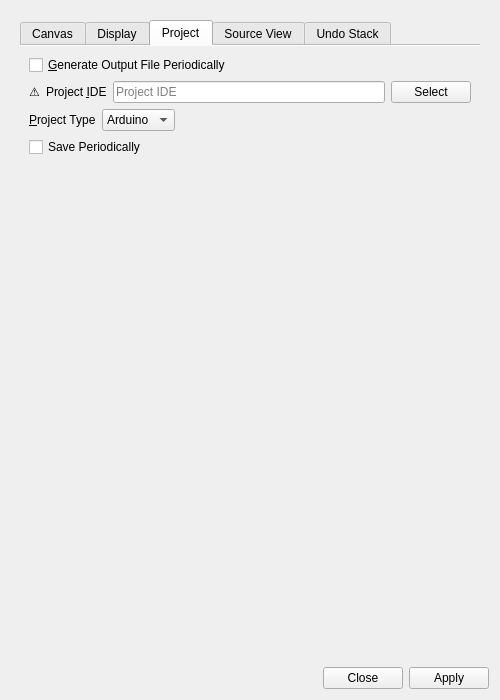
textbrowser/glitch, file UI/glitch-canvas-settings.ui: the form before one commit.
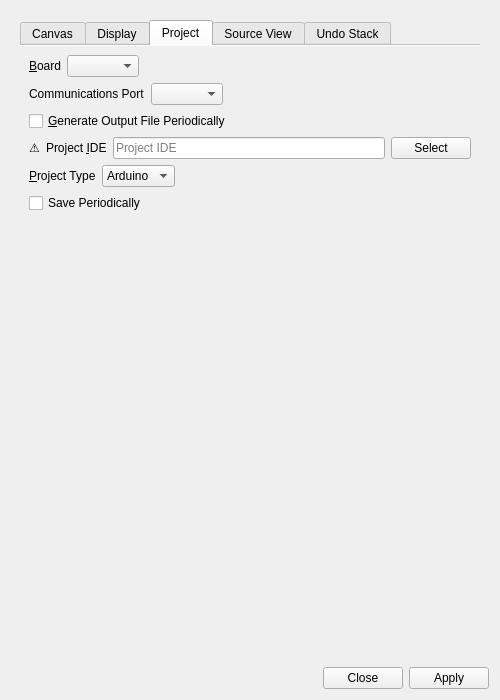
The form after the commit. The open tabs and pages were chosen to show the change. Icons and pictures are not drawn.

Commit message: New canvas settings.

What changed in the file:
```diff
--- a/UI/glitch-canvas-settings.ui
+++ b/UI/glitch-canvas-settings.ui
@@ -606,6 +606,86 @@
            <string>Project</string>
           </attribute>
           <layout class="QVBoxLayout" name="verticalLayout_5">
+           <item>
+            <layout class="QHBoxLayout" name="horizontalLayout_17">
+             <item>
+              <widget class="QLabel" name="label_15">
+               <property name="text">
+                <string>&amp;Board</string>
+               </property>
+               <property name="buddy">
+                <cstring>project_board</cstring>
+               </property>
+              </widget>
+             </item>
+             <item>
+              <widget class="QComboBox" name="project_board">
+               <property name="currentText">
+                <string notr="true"/>
+               </property>
+               <property name="currentIndex">
+                <number>-1</number>
+               </property>
+               <property name="sizeAdjustPolicy">
+                <enum>QComboBox::AdjustToContents</enum>
+               </property>
+              </widget>
+             </item>
+             <item>
+              <spacer name="horizontalSpacer_15">
+               <property name="orientation">
+                <enum>Qt::Horizontal</enum>
+               </property>
+               <property name="sizeHint" stdset="0">
+                <size>
+                 <width>40</width>
+                 <height>20</height>
+                </size>
+               </property>
+              </spacer>
+             </item>
+            </layout>
+           </item>
+           <item>
+            <layout class="QHBoxLayout" name="horizontalLayout_18">
+             <item>
+              <widget class="QLabel" name="label_16">
+               <property name="text">
+                <string>Communications Port</string>
+               </property>
+               <property name="buddy">
+                <cstring>project_communications_port</cstring>
+               </property>
+              </widget>
+             </item>
+             <item>
+              <widget class="QComboBox" name="project_communications_port">
+               <property name="currentText">
+                <string notr="true"/>
+               </property>
+               <property name="currentIndex">
+                <number>-1</number>
+               </property>
+               <property name="sizeAdjustPolicy">
+                <enum>QComboBox::AdjustToContents</enum>
+               </property>
+              </widget>
+             </item>
+             <item>
+              <spacer name="horizontalSpacer_16">
+               <property name="orientation">
+                <enum>Qt::Horizontal</enum>
+               </property>
+               <property name="sizeHint" stdset="0">
+                <size>
+                 <width>40</width>
+                 <height>20</height>
+                </size>
+               </property>
+              </spacer>
+             </item>
+            </layout>
+           </item>
            <item>
             <widget class="QCheckBox" name="generate_periodically">
              <property name="toolTip">
```
Left out of the diff: 2 changed lines with no effect on the pictures. The commit also changes 6 other files.
